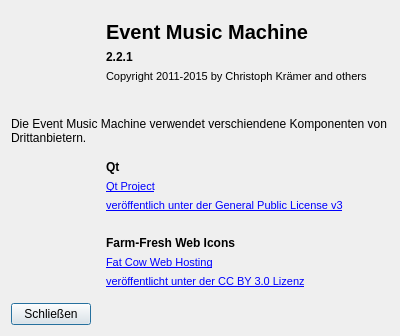
This is view/aboutdialog.ui in eventmusicmachine/emm as Qt 5 draws it before an edit. The edited form follows.
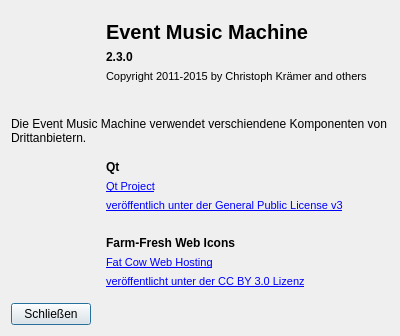
This is the edited form. Icons and pictures are not drawn.

Patch:
```diff
--- a/view/aboutdialog.ui
+++ b/view/aboutdialog.ui
@@ -57,7 +57,7 @@
 font-size:12px;</string>
         </property>
         <property name="text">
-         <string notr="true">2.2.1</string>
+         <string notr="true">2.3.0</string>
         </property>
        </widget>
       </item>
```
